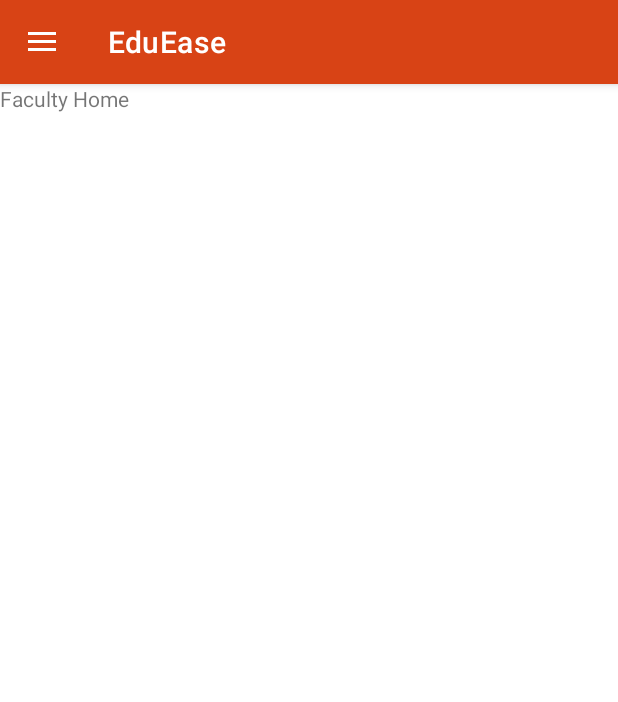
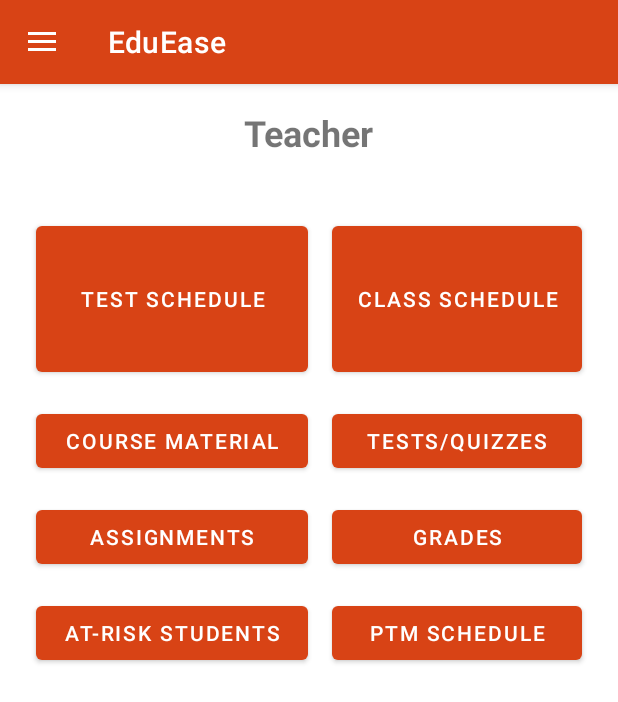
Before and after one commit to maitri0604/Group-Project, an Android app: the fragment FacultyHome placed in its activity, on a phone screen of 412 x 824 dp. Shown: the top 702 px of the screen. Run offline under Robolectric (Android 15) with nearby library versions, the phone set to English and light mode, and no system bars; our stand-ins replace Firebase (no records; nobody signed in at launch, a user with empty details on screens opened directly).

```diff
--- a/app/src/main/java/com/wlu/eduease/FacultyHome.java
+++ b/app/src/main/java/com/wlu/eduease/FacultyHome.java
@@ -3,62 +3,42 @@ package com.wlu.eduease;
 import android.os.Bundle;
 
 import androidx.fragment.app.Fragment;
+import androidx.fragment.app.FragmentTransaction;
 
 import android.view.LayoutInflater;
 import android.view.View;
 import android.view.ViewGroup;
+import android.widget.Button;
+import android.widget.TextView;
 
-/**
- * A simple {@link Fragment} subclass.
- * Use the {@link FacultyHome#newInstance} factory method to
- * create an instance of this fragment.
- */
+import com.google.firebase.auth.FirebaseAuth;
+import com.google.firebase.auth.FirebaseUser;
+
 public class FacultyHome extends Fragment {
 
-    // TODO: Rename parameter arguments, choose names that match
-    // the fragment initialization parameters, e.g. ARG_ITEM_NUMBER
-    private static final String ARG_PARAM1 = "param1";
-    private static final String ARG_PARAM2 = "param2";
-
-    // TODO: Rename and change types of parameters
-    private String mParam1;
-    private String mParam2;
-
-    public FacultyHome() {
-        // Required empty public constructor
-    }
-
-    /**
-     * Use this factory method to create a new instance of
-     * this fragment using the provided parameters.
-     *
-     * @param param1 Parameter 1.
-     * @param param2 Parameter 2.
-     * @return A new instance of fragment StudentFragment.
-     */
-    // TODO: Rename and change types and number of parameters
-    public static FacultyHome newInstance(String param1, String param2) {
-        FacultyHome fragment = new FacultyHome();
-        Bundle args = new Bundle();
-        args.putString(ARG_PARAM1, param1);
-        args.putString(ARG_PARAM2, param2);
-        fragment.setArguments(args);
-        return fragment;
-    }
-
-    @Override
-    public void onCreate(Bundle savedInstanceState) {
-        super.onCreate(savedInstanceState);
-        if (getArguments() != null) {
-            mParam1 = getArguments().getString(ARG_PARAM1);
-            mParam2 = getArguments().getString(ARG_PARAM2);
-        }
-    }
+    private FirebaseAuth auth;
+    private TextView textView;
+    private FirebaseUser user;
 
     @Override
     public View onCreateView(LayoutInflater inflater, ViewGroup container,
                              Bundle savedInstanceState) {
         // Inflate the layout for this fragment
-        return inflater.inflate(R.layout.fragment_faculty, container, false);
+        View view = inflater.inflate(R.layout.fragment_faculty, container, false);
+
+        Button btnCourseMaterial = view.findViewById(R.id.btnCourseMaterial);
+
+        btnCourseMaterial.setOnClickListener(v -> {
+            // Create the new fragment
+            course_material courseMaterialFragment = new course_material();
+
+            // Replace the current fragment with the new fragment
+            FragmentTransaction transaction = getFragmentManager().beginTransaction();
+            transaction.replace(R.id.fragment_container, courseMaterialFragment);
+            transaction.addToBackStack(null);
+            transaction.commit();
+        });
+
+        return view;
     }
 }
--- a/app/src/main/res/layout/fragment_faculty.xml
+++ b/app/src/main/res/layout/fragment_faculty.xml
@@ -1,14 +1,106 @@
 <?xml version="1.0" encoding="utf-8"?>
-<FrameLayout xmlns:android="http://schemas.android.com/apk/res/android"
+<LinearLayout xmlns:android="http://schemas.android.com/apk/res/android"
+    xmlns:app="http://schemas.android.com/apk/res-auto"
     xmlns:tools="http://schemas.android.com/tools"
     android:layout_width="match_parent"
     android:layout_height="match_parent"
-    tools:context=".FacultyHome">
+    android:orientation="vertical"
+    android:padding="16dp"
+    tools:context=".MainActivity">
 
-    <!-- TODO: Update blank fragment layout -->
     <TextView
+        android:id="@+id/roleTitle"
+        android:layout_width="wrap_content"
+        android:layout_height="wrap_content"
+        android:text="Teacher"
+        android:textSize="24sp"
+        android:textStyle="bold"
+        android:layout_gravity="center_horizontal"
+        android:layout_marginBottom="16dp"/>
+
+    <GridLayout
+        android:id="@+id/gridLayout"
         android:layout_width="match_parent"
-        android:layout_height="match_parent"
-        android:text="Faculty Home" />
+        android:layout_height="wrap_content"
+        android:columnCount="2"
+        android:rowCount="4"
+        android:alignmentMode="alignMargins"
+        android:layout_gravity="center"
+        android:layout_marginTop="16dp">
 
-</FrameLayout>
+        <Button
+            android:id="@+id/btnTestSchedule"
+            android:layout_width="14dp"
+            android:layout_height="109dp"
+            android:layout_row="0"
+            android:layout_rowWeight="1"
+            android:layout_column="0"
+            android:layout_columnWeight="1"
+            android:layout_margin="8dp"
+            android:text="Test Schedule" />
+
+        <Button
+            android:id="@+id/btnClassSchedule"
+            android:layout_width="0dp"
+            android:layout_height="wrap_content"
+            android:layout_columnWeight="1"
+            android:layout_rowWeight="1"
+            android:text="Class Schedule"
+            android:layout_margin="8dp"/>
+
+        <Button
+            android:id="@+id/btnCourseMaterial"
+            android:layout_width="0dp"
+            android:layout_height="wrap_content"
+            android:layout_columnWeight="1"
+            android:layout_rowWeight="1"
+            android:text="Course Material"
+            android:layout_margin="8dp"/>
+
+        <Button
+            android:id="@+id/btnTestsQuizzes"
+            android:layout_width="0dp"
+            android:layout_height="wrap_content"
+            android:layout_columnWeight="1"
+            android:layout_rowWeight="1"
+            android:text="Tests/Quizzes"
+            android:layout_margin="8dp"/>
+
+        <Button
+            android:id="@+id/btnAssignments"
+            android:layout_width="0dp"
+            android:layout_height="wrap_content"
+            android:layout_columnWeight="1"
+            android:layout_rowWeight="1"
+            android:text="Assignments"
+            android:layout_margin="8dp"/>
+
+        <Button
+            android:id="@+id/btnGrades"
+            android:layout_width="0dp"
+            android:layout_height="wrap_content"
+            android:layout_columnWeight="1"
+            android:layout_rowWeight="1"
+            android:text="Grades"
+            android:layout_margin="8dp"/>
+
+        <Button
+            android:id="@+id/btnAtRiskStudents"
+            android:layout_width="0dp"
+            android:layout_height="wrap_content"
+            android:layout_columnWeight="1"
+            android:layout_rowWeight="1"
+            android:text="At-Risk Students"
+            android:layout_margin="8dp"/>
+
+        <Button
+            android:id="@+id/btnPTMSchedule"
+            android:layout_width="0dp"
+            android:layout_height="wrap_content"
+            android:layout_columnWeight="1"
+            android:layout_rowWeight="1"
+            android:text="PTM Schedule"
+            android:layout_margin="8dp"/>
+
+    </GridLayout>
+</LinearLayout>
```
Also changed, not shown: app/src/main/AndroidManifest.xml (+7 -9 lines), app/src/main/java/com/wlu/eduease/MainActivity.java (+7 -3 lines), app/src/main/java/com/wlu/eduease/course_material.java (added, +75 -0 lines), app/src/main/res/layout/fragment_course_matrial.xml (added, +35 -0 lines).
